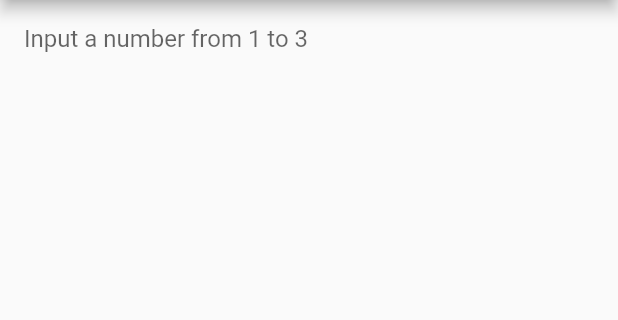
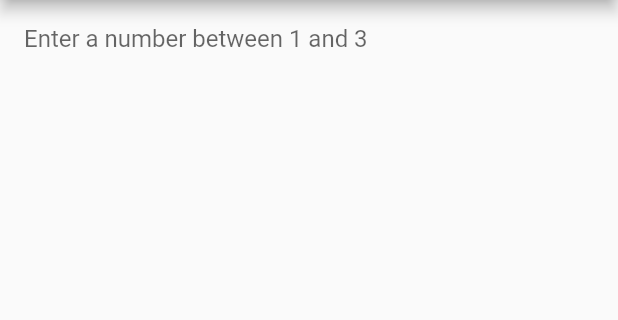
Before and after one commit to furqansaid9/Assignment1_MAD, a Flutter app: the screen it shows after launch, on a phone screen of 412 x 824 dp, the part 84-404 px from its top. Run offline on Flutter 3.47's test engine with Material 2 defaults, Android fonts, the light colour scheme and no system bars.

Commit message:
Update main.dart

```diff
--- a/lib/main.dart
+++ b/lib/main.dart
@@ -52,7 +52,7 @@ class _MyCustomFormState extends State<MyCustomForm> {
         child: TextField(
           controller: myController,
           decoration: const InputDecoration.collapsed(
-              hintText: 'Input a number from 1 to 3'),
+              hintText: 'Enter a number between 1 and 3'),
         ),
       ),
       floatingActionButton: FloatingActionButton(
```
